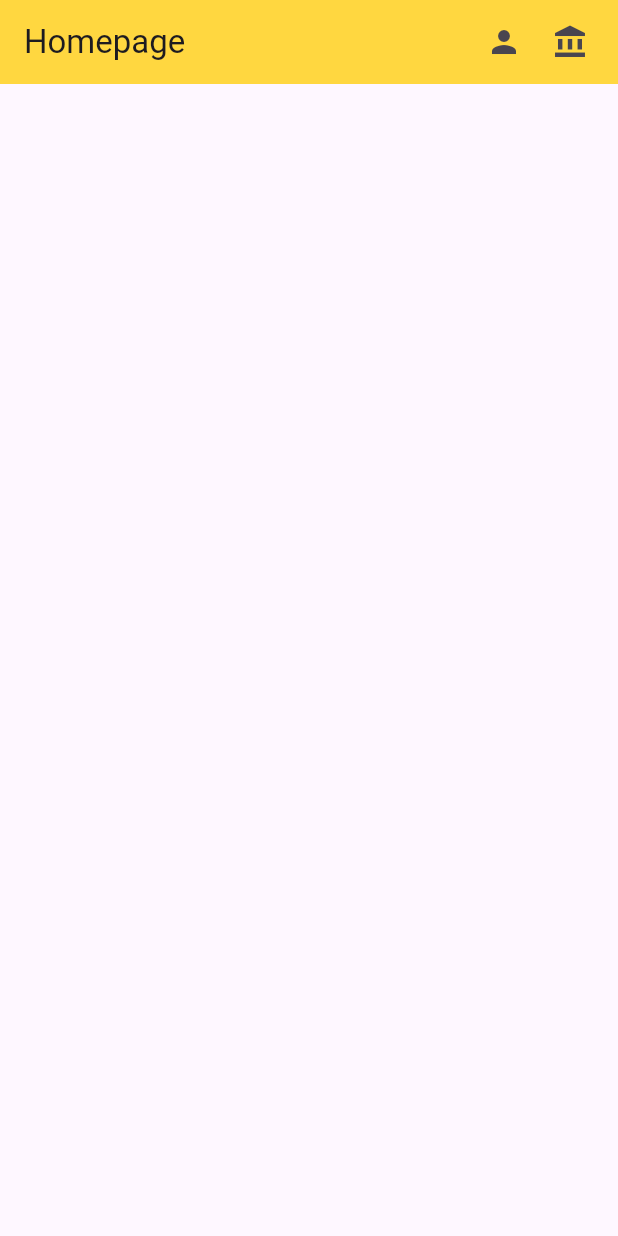
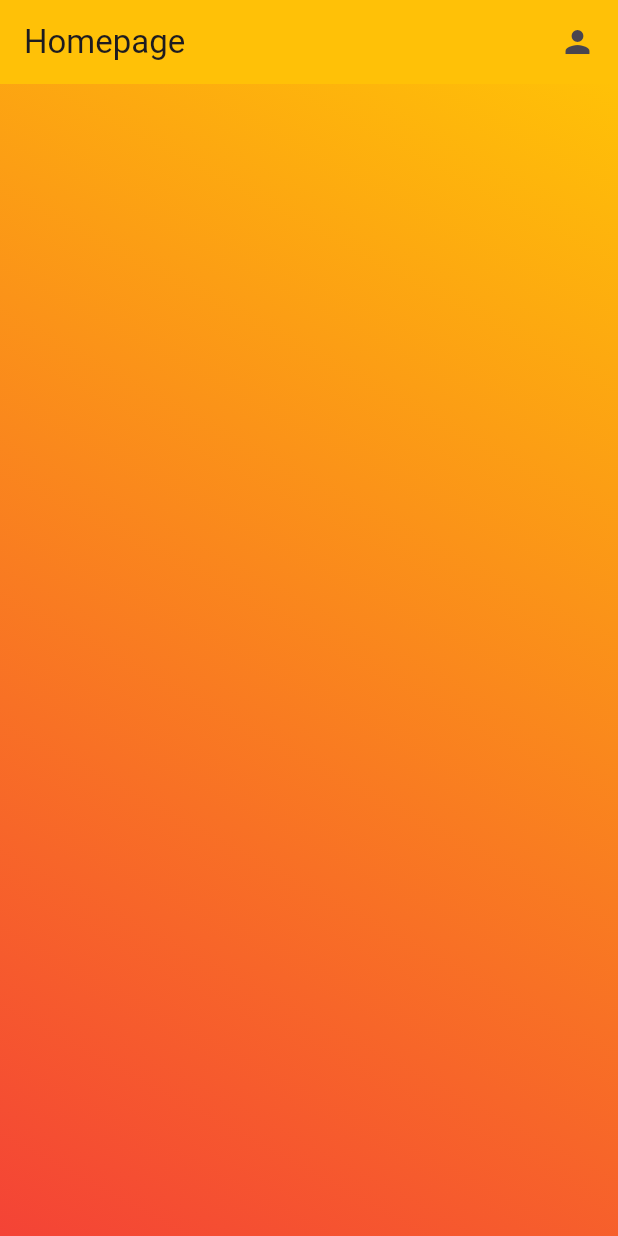
Before and after one commit to Mansyahariii/Tugas_week_5_1123150127, a Flutter app: the screen it shows after launch, on a phone screen of 412 x 824 dp. Run offline on Flutter 3.47's test engine with Material 3 defaults, Android fonts, the phone set to English and light mode, and no system bars.

Commit message:
membuat background di body menggunakan decoration

```diff
--- a/lib/main.dart
+++ b/lib/main.dart
@@ -25,14 +25,33 @@ class HomePage extends StatelessWidget {
   Widget build(BuildContext context) {
     return Scaffold(
       appBar: AppBar(
-        backgroundColor: Colors.amberAccent,
+        backgroundColor: Colors.amber,
         title: Text("Homepage"),
-        actions: [
-          Icon(Icons.person),
-          SizedBox(width: 20),
-          Icon(Icons.account_balance),
-          SizedBox(width: 20),
-        ],
+        actions: [Icon(Icons.person), SizedBox(width: 15)],
+      ),
+      body: Container(
+        // color: Colors.blue,
+        // height: 100,
+        // width: 100,
+        // alignment: Alignment.center,
+        // child: Row(
+        //   mainAxisAlignment: MainAxisAlignment.center,
+        //   children: [
+        //     Icon(Icons.person),
+        //     SizedBox(width: 15),
+        //     Icon(Icons.person_2),
+        //     SizedBox(width: 15),
+        //   ],
+        // ),
+        decoration: BoxDecoration(
+          // color: Colors.blue,
+          // borderRadius: BorderRadius.circular(20),
+          gradient: LinearGradient(
+            begin: Alignment.topRight,
+            end: Alignment.bottomLeft,
+            colors: [Colors.amber, Colors.red],
+          ),
+        ),
       ),
     );
   }
```
